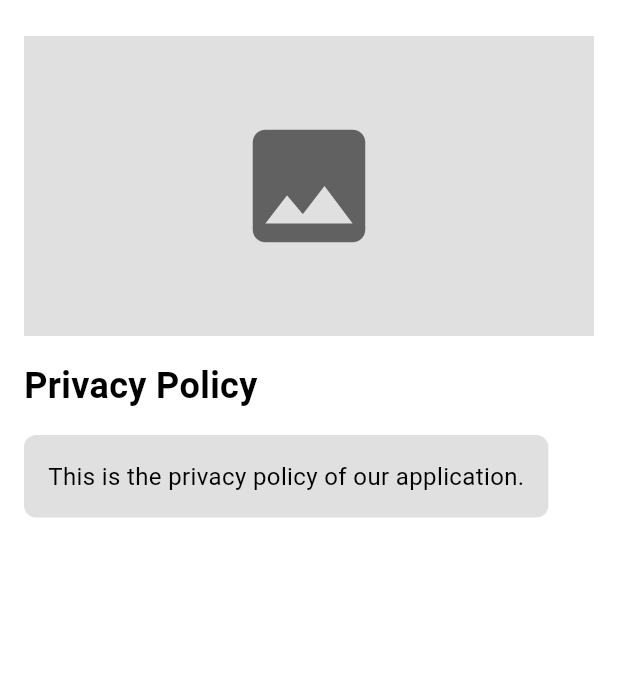
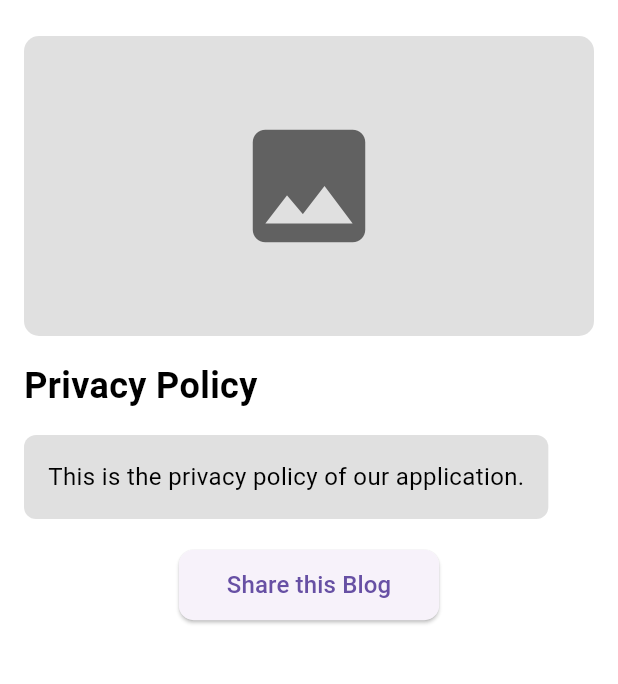
Before and after one commit to HorcruX571/Blog_Explorer, a Flutter app: the BlogDetailScreen screen opened directly, on a phone screen of 412 x 824 dp, the part 72-756 px from its top. Run offline on Flutter 3.47's test engine with Material 3 defaults, Android fonts, the phone set to English and light mode, and no system bars; our stand-ins replace equatable, flutter_bloc, sqflite; accounts and stored records are empty; network calls fail.

Commit message:
second uptade

```diff
--- a/lib/bloc/blog_event.dart
+++ b/lib/bloc/blog_event.dart
@@ -45,3 +45,5 @@ class SearchBlogs extends BlogEvent {
   @override
   List<Object> get props => [query];
 }
+
+class RefreshBlogs extends BlogEvent {} // New event for refreshing data
--- a/lib/main.dart
+++ b/lib/main.dart
@@ -2,7 +2,7 @@ import 'package:flutter/material.dart';
 import 'package:flutter_bloc/flutter_bloc.dart';
 import 'bloc/blog_bloc.dart';
 import 'bloc/blog_event.dart';
-import 'cubit/theme_cubit.dart'; // Import the ThemeCubit
+import 'cubit/theme_cubit.dart';
 import 'repository/blog_repository.dart';
 import 'screens/blog_list_screen.dart';
 
--- a/lib/models/blog.dart
+++ b/lib/models/blog.dart
@@ -3,7 +3,7 @@ class Blog {
   final String title;
   final String imageUrl;
   final String category;
-  final String content; // New content field
+  final String content;
   final bool isFavorite;
 
   Blog({
@@ -32,7 +32,7 @@ class Blog {
       title: json['title'],
       imageUrl: json['image_url'] ?? '',
       category: category,
-      content: json['content'] ?? 'No content available', // Handle content
+      content: json['content'] ?? 'No content available',
     );
   }
 
@@ -42,7 +42,7 @@ class Blog {
       'title': title,
       'imageUrl': imageUrl,
       'category': category,
-      'content': content, // Add content to the map
+      'content': content,
       'isFavorite': isFavorite ? 1 : 0,
     };
   }
@@ -53,7 +53,7 @@ class Blog {
       title: map['title'],
       imageUrl: map['imageUrl'],
       category: map['category'],
-      content: map['content'], // Retrieve content from the map
+      content: map['content'],
       isFavorite: map['isFavorite'] == 1,
     );
   }
@@ -63,7 +63,7 @@ class Blog {
     String? title,
     String? imageUrl,
     String? category,
-    String? content, // Handle content in copyWith
+    String? content,
     bool? isFavorite,
   }) {
     return Blog(
--- a/lib/repository/blog_repository.dart
+++ b/lib/repository/blog_repository.dart
@@ -16,6 +16,9 @@ class BlogRepository {
         Uri.parse(apiUrl),
         headers: {'x-hasura-admin-secret': adminSecret},
       );
+
+      print('Response status: ${response.statusCode}');
+      print('Response body: ${response.body}');
 
       if (response.statusCode == 200) {
         final jsonData = json.decode(response.body);
@@ -37,6 +40,7 @@ class BlogRepository {
         throw Exception('Failed to load blogs');
       }
     } catch (e) {
+      print('Failed to load blogs: $e');
       final List<Blog> cachedBlogs = await databaseHelper.fetchBlogs();
       if (cachedBlogs.isNotEmpty) {
         return cachedBlogs;
--- a/lib/screens/blog_detail_screen.dart
+++ b/lib/screens/blog_detail_screen.dart
@@ -30,16 +30,22 @@ class BlogDetailScreen extends StatelessWidget {
             crossAxisAlignment: CrossAxisAlignment.start,
             children: [
               blog.imageUrl.isNotEmpty
-                  ? Image.network(
-                      blog.imageUrl,
-                      width: double.infinity,
-                      height: 200.0,
-                      fit: BoxFit.cover,
+                  ? ClipRRect(
+                      borderRadius: BorderRadius.circular(10.0),
+                      child: Image.network(
+                        blog.imageUrl,
+                        width: double.infinity,
+                        height: 200.0,
+                        fit: BoxFit.cover,
+                      ),
                     )
                   : Container(
                       width: double.infinity,
                       height: 200.0,
-                      color: Colors.grey[300],
+                      decoration: BoxDecoration(
+                        color: Colors.grey[300],
+                        borderRadius: BorderRadius.circular(10.0),
+                      ),
                       child: Icon(
                         Icons.image,
                         color: Colors.grey[700],
@@ -65,7 +71,29 @@ class BlogDetailScreen extends StatelessWidget {
                 ),
                 child: Text(
                   blog.content,
-                  style: TextStyle(fontSize: 16),
+                  style: TextStyle(
+                    fontSize: 16.0,
+                    height: 1.5,
+                  ),
+                ),
+              ),
+              SizedBox(height: 20),
+              Center(
+                child: ElevatedButton(
+                  onPressed: () {
+                    // Add any action you want to perform on button press
+                  },
+                  style: ElevatedButton.styleFrom(
+                    padding: const EdgeInsets.symmetric(
+                        horizontal: 32.0, vertical: 12.0),
+                    shape: RoundedRectangleBorder(
+                      borderRadius: BorderRadius.circular(10.0),
+                    ),
+                  ),
+                  child: Text(
+                    'Share this Blog',
+                    style: TextStyle(fontSize: 16.0),
+                  ),
                 ),
               ),
             ],
```
Also changed, not shown: lib/bloc/blog_bloc.dart (+10 -0 lines), lib/repository/database_helper.dart (+3 -10 lines), lib/screens/blog_list_screen.dart (+15 -21 lines), 2 other files.
